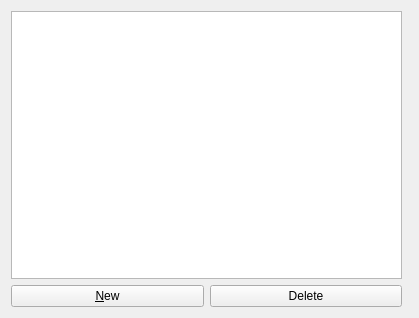
Old version of the form plugins/textshape/dialogs/StyleManager.ui in the repository KDE/krita.
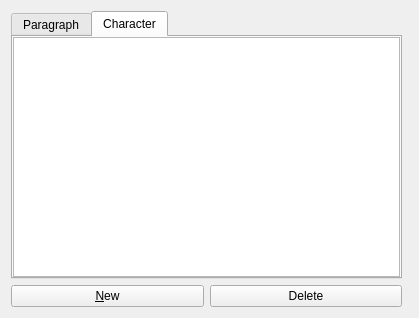
New version of the form. The open tabs and pages were chosen to show the change. Custom widgets are drawn as their Qt base class.

Commit message: Add a basic gui for the character styles in the style manager. We will want to revisit this whole dialog after release. But for now this will suffice.

What changed in the file:
```diff
--- a/plugins/textshape/dialogs/StyleManager.ui
+++ b/plugins/textshape/dialogs/StyleManager.ui
@@ -18,8 +18,18 @@
   </property>
   <layout class="QGridLayout">
    <item row="0" column="0" colspan="2">
-    <widget class="QListView" name="styles">
+    <widget class="QTabWidget" name="tabs">
      <property name="sizePolicy">
+      <sizepolicy hsizetype="Expanding" vsizetype="Expanding">
+       <horstretch>99</horstretch>
+       <verstretch>0</verstretch>
+      </sizepolicy>
+     </property>
+     <widget class="QListView" name="paragraphStylesListView">
+      <attribute name="title">
+       <string>Paragraph</string>
+      </attribute>
+      <property name="sizePolicy">
       <sizepolicy hsizetype="Minimum" vsizetype="Preferred">
        <horstretch>270</horstretch>
        <verstretch>0</verstretch>
@@ -28,6 +38,21 @@
      <property name="horizontalScrollBarPolicy">
       <enum>Qt::ScrollBarAlwaysOff</enum>
      </property>
+     </widget>
+     <widget class="QListView" name="characterStylesListView">
+      <attribute name="title">
+       <string>Character</string>
+      </attribute>
+      <property name="sizePolicy">
+       <sizepolicy hsizetype="Minimum" vsizetype="Preferred">
+        <horstretch>270</horstretch>
+        <verstretch>0</verstretch>
+       </sizepolicy>
+      </property>
+      <property name="horizontalScrollBarPolicy">
+       <enum>Qt::ScrollBarAlwaysOff</enum>
+      </property>
+     </widget>
     </widget>
    </item>
    <item row="0" column="2" rowspan="2">
```
Lines whose indentation alone changed are shown as unchanged. The commit also changes 5 other files.
